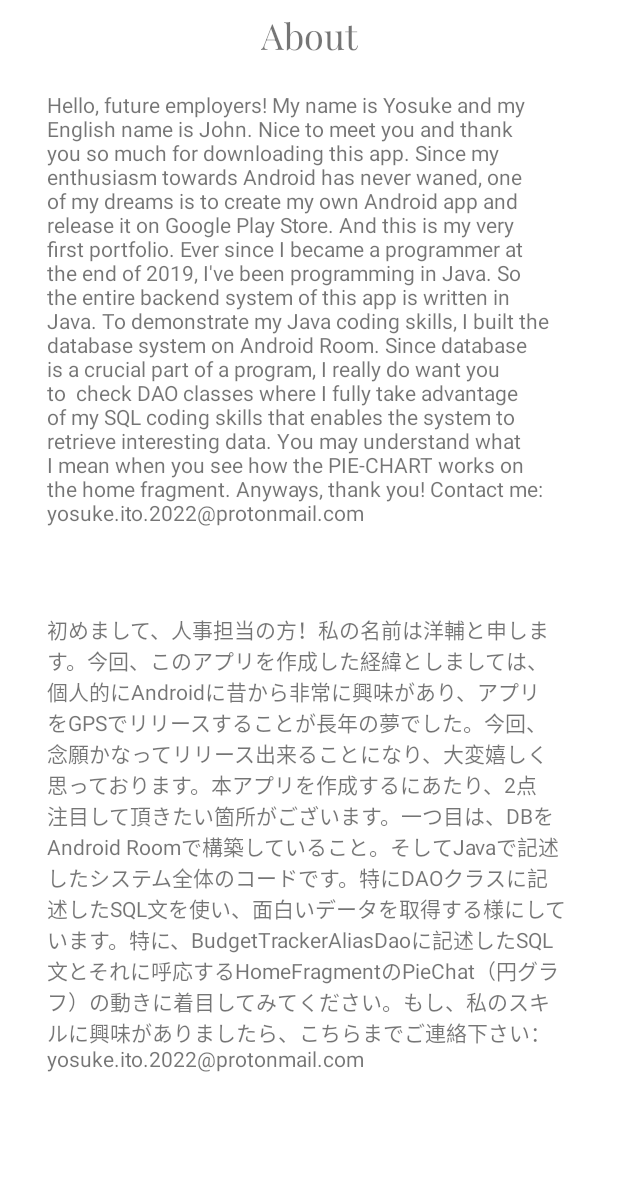
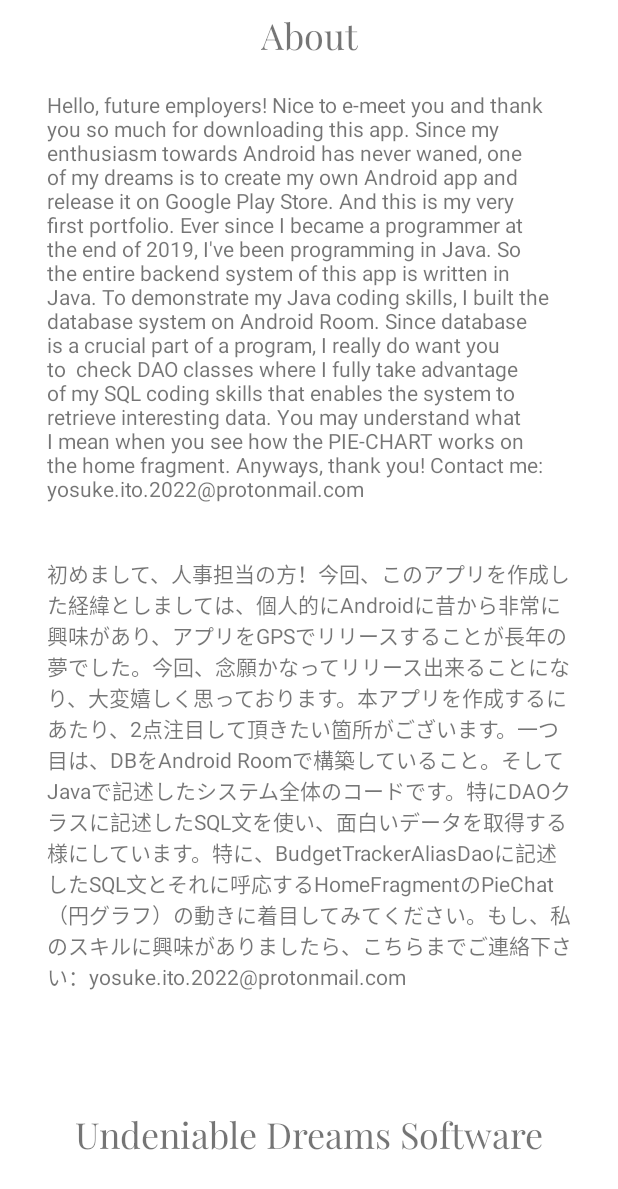
Before and after one commit to yakusugi/OfflineBudgetTrackerAppProject, an Android app: the AboutActivity screen opened directly, with no data from a screen before it, on a phone screen of 412 x 824 dp. Shown: the top 1189 px of the screen. Run offline under Robolectric (Android 15) with nearby library versions, the light colour scheme and no system bars.

Commit message:
commit June 5 2022
AboutActivity

Changed some intro messages.
自己紹介文を変更。

```diff
--- a/app/src/main/res/layout/activity_about.xml
+++ b/app/src/main/res/layout/activity_about.xml
@@ -8,7 +8,7 @@
 
 
     <TextView
-        android:id="@+id/textView5"
+        android:id="@+id/about_header"
         style="@style/currency_title_style"
         android:layout_width="wrap_content"
         android:layout_height="wrap_content"
@@ -23,24 +23,36 @@
         android:layout_width="350dp"
         android:layout_height="300dp"
         android:layout_marginTop="20dp"
-        android:text="Hello, future employers! My name is Yosuke and my English name is John. Nice to meet you and thank you so much for downloading this app. Since my enthusiasm towards Android has never waned, one of my dreams is to create my own Android app and release it on Google Play Store. And this is my very first portfolio. Ever since I became a programmer at the end of 2019, I've been programming in Java. So the entire backend system of this app is written in Java. To demonstrate my Java coding skills, I built the database system on Android Room. Since database is a crucial part of a program, I really do want you to  check DAO classes where I fully take advantage of my SQL coding skills that enables the system to retrieve interesting data. You may understand what I mean when you see how the PIE-CHART works on the home fragment. Anyways, thank you! Contact me: yosuke.ito.2022@protonmail.com"
+        android:text="Hello, future employers! Nice to e-meet you and thank you so much for downloading this app. Since my enthusiasm towards Android has never waned, one of my dreams is to create my own Android app and release it on Google Play Store. And this is my very first portfolio. Ever since I became a programmer at the end of 2019, I've been programming in Java. So the entire backend system of this app is written in Java. To demonstrate my Java coding skills, I built the database system on Android Room. Since database is a crucial part of a program, I really do want you to  check DAO classes where I fully take advantage of my SQL coding skills that enables the system to retrieve interesting data. You may understand what I mean when you see how the PIE-CHART works on the home fragment. Anyways, thank you! Contact me: yosuke.ito.2022@protonmail.com"
         app:layout_constraintEnd_toEndOf="parent"
+        app:layout_constraintHorizontal_bias="0.508"
         app:layout_constraintStart_toStartOf="parent"
-        app:layout_constraintTop_toBottomOf="@+id/textView5"
+        app:layout_constraintTop_toBottomOf="@+id/about_header"
         tools:ignore="MissingConstraints" />
 
     <TextView
         android:id="@+id/japanese_text_view"
         android:layout_width="350dp"
         android:layout_height="310dp"
-        android:layout_marginTop="32dp"
-        android:text="初めまして、人事担当の方！私の名前は洋輔と申します。今回、このアプリを作成した経緯としましては、個人的にAndroidに昔から非常に興味があり、アプリをGPSでリリースすることが長年の夢でした。今回、念願かなってリリース出来ることになり、大変嬉しく思っております。本アプリを作成するにあたり、2点注目して頂きたい箇所がございます。一つ目は、DBをAndroid Roomで構築していること。そしてJavaで記述したシステム全体のコードです。特にDAOクラスに記述したSQL文を使い、面白いデータを取得する様にしています。特に、BudgetTrackerAliasDaoに記述したSQL文とそれに呼応するHomeFragmentのPieChat（円グラフ）の動きに着目してみてください。もし、私のスキルに興味がありましたら、こちらまでご連絡下さい：yosuke.ito.2022@protonmail.com"
+        android:layout_marginTop="12dp"
+        android:text="初めまして、人事担当の方！今回、このアプリを作成した経緯としましては、個人的にAndroidに昔から非常に興味があり、アプリをGPSでリリースすることが長年の夢でした。今回、念願かなってリリース出来ることになり、大変嬉しく思っております。本アプリを作成するにあたり、2点注目して頂きたい箇所がございます。一つ目は、DBをAndroid Roomで構築していること。そしてJavaで記述したシステム全体のコードです。特にDAOクラスに記述したSQL文を使い、面白いデータを取得する様にしています。特に、BudgetTrackerAliasDaoに記述したSQL文とそれに呼応するHomeFragmentのPieChat（円グラフ）の動きに着目してみてください。もし、私のスキルに興味がありましたら、こちらまでご連絡下さい：yosuke.ito.2022@protonmail.com"
+        app:layout_constraintEnd_toEndOf="parent"
+        app:layout_constraintStart_toStartOf="parent"
+        app:layout_constraintTop_toBottomOf="@+id/english_text_view"
+        tools:ignore="MissingConstraints" />
+
+    <TextView
+        android:id="@+id/about_logo"
+        style="@style/currency_title_style"
+        android:layout_width="wrap_content"
+        android:layout_height="wrap_content"
+        android:layout_gravity="center"
+        android:layout_marginTop="4dp"
+        android:text="Undeniable Dreams Software"
         app:layout_constraintBottom_toBottomOf="parent"
         app:layout_constraintEnd_toEndOf="parent"
-        app:layout_constraintHorizontal_bias="0.508"
         app:layout_constraintStart_toStartOf="parent"
-        app:layout_constraintTop_toBottomOf="@+id/english_text_view"
-        app:layout_constraintVertical_bias="0.142" />
+        app:layout_constraintTop_toBottomOf="@+id/japanese_text_view" />
 
 
 </androidx.constraintlayout.widget.ConstraintLayout>
--- a/app/src/main/res/layout/activity_budget_tracker_settings.xml
+++ b/app/src/main/res/layout/activity_budget_tracker_settings.xml
@@ -19,7 +19,7 @@
             android:layout_width="wrap_content"
             android:layout_height="wrap_content"
             android:layout_gravity="center"
-            android:text="Select a currency" />
+            android:text="Select your currency" />
 
     </LinearLayout>
 
```
